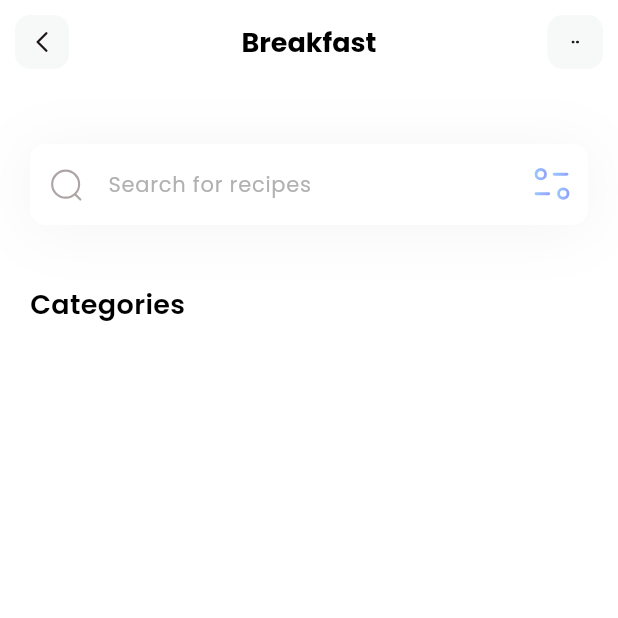
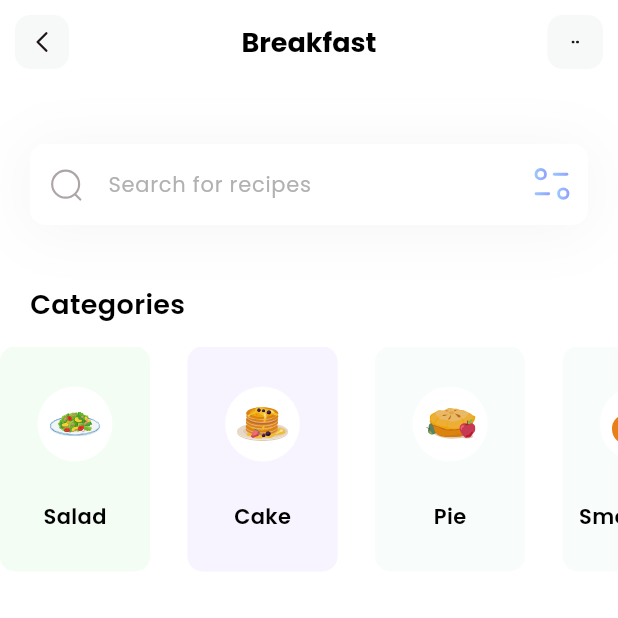
Before and after one commit to nuocmam75009/flutter1, a Flutter app: the screen it shows after launch, on a phone screen of 412 x 824 dp, the top half of it. Run offline on Flutter 3.47's test engine with Material 3 defaults, Android fonts, the phone set to English and light mode, and no system bars; our stand-ins replace flutter_svg.

Commit message:
implement the first 'categories' section

```diff
--- /dev/null
+++ b/lib/models/cat_models.dart
@@ -0,0 +1,51 @@
+import 'package:flutter/material.dart';
+
+class Category_Model {
+  String name;
+  String iconPath;
+  Color boxColor;
+
+  Category_Model({
+    required this.name,
+    required this.iconPath,
+    required this.boxColor,
+  });
+
+  static List<Category_Model> getCategories() {
+    List<Category_Model> categories = [];
+
+    categories.add(
+      Category_Model(
+        name: 'Salad',
+        iconPath: 'assets/icons/plate.svg',
+        boxColor: Color(0xFFD7FADA),
+      ),
+    );
+
+    categories.add(
+      Category_Model(
+        name: 'Cake',
+        iconPath: 'assets/icons/pancakes.svg',
+        boxColor: Color(0xFFE4D7FF),
+      ),
+    );
+
+    categories.add(
+      Category_Model(
+        name: 'Pie',
+        iconPath: 'assets/icons/pie.svg',
+        boxColor: Color(0xFFE9F7F1),
+      ),
+    );
+
+    categories.add(
+      Category_Model(
+        name: 'Smoothies',
+        iconPath: 'assets/icons/orange-snacks.svg',
+        boxColor: Color(0xFFE9F7F1),
+      ),
+    );
+
+    return categories;
+  }
+}
--- a/lib/pages/home.dart
+++ b/lib/pages/home.dart
@@ -1,12 +1,30 @@
+import 'package:flutter/foundation.dart';
 import 'package:flutter/material.dart';
 import 'package:flutter_svg/flutter_svg.dart';
+import 'package:flutter1/models/cat_models.dart';
 
-class HomePage extends StatelessWidget {
+class HomePage extends StatefulWidget {
   const HomePage({super.key});
 
+  @override
+  State<HomePage> createState() => _HomePageState();
+}
+
+class _HomePageState extends State<HomePage> {
+  List<Category_Model> categories = [];
+
+  void _getCategories() {
+    categories = Category_Model.getCategories();
+  }
+
+  @override
+  void initState() {
+    _getCategories();
+  }
 
   @override
   Widget build(BuildContext context) {
+    _getCategories();
     return Scaffold(
       appBar: appBar(),
       backgroundColor: Colors.white,
@@ -14,24 +32,72 @@ Widget build(BuildContext context) {
         crossAxisAlignment: CrossAxisAlignment.start,
         children: [
           searchBar(),
-        SizedBox(height: 40,),
-        Column(
+          SizedBox(height: 40),
+          _categoriesSection(),
+        ],
+      ),
+    );
+  }
+
+  Column _categoriesSection() {
+    return Column(
+          crossAxisAlignment: CrossAxisAlignment.start,
           children: [
             Padding(
-              padding: const EdgeInsets.only(left:20),
-              child: Text(
+              padding: const EdgeInsets.only(left: 20),
+              child: const Text(
                 'Categories',
-                style: const TextStyle(
-                  color:Colors.black,
+                style: TextStyle(
+                  color: Colors.black,
                   fontSize: 18,
                   fontWeight: FontWeight.w600,
                 ),
               ),
             ),
-          ],
+            SizedBox(height: 15),
+            Container(
+              height: 150,
+              child: ListView.separated(
+                itemCount: categories.length,
+                scrollDirection: Axis.horizontal,
+                separatorBuilder: (context, index) => const SizedBox(width: 25,),
+                itemBuilder: (context, index) {
+                  return Container(
+                    width: 100,
+                    decoration: BoxDecoration(
+                      color: categories[index].boxColor.withOpacity(0.3),
+                      borderRadius: BorderRadius.circular(10),
+                    ),
+                    child: Column(
+                      mainAxisAlignment: MainAxisAlignment.spaceEvenly,
+                      children: [
+                        Container(
+                          width: 50,
+                          height: 50,
+                          decoration: BoxDecoration(
+                            color: Colors.white,
+                            shape: BoxShape.circle
+                          ),
+                          child: Padding(
+                            padding: const EdgeInsets.all(8.0),
+                            child: SvgPicture.asset(categories[index].iconPath),
+                          ),
+                        ),
+                        Text(
+                          categories[index].name,
+                          style: TextStyle(
+                            color: Colors.black,
+                            fontSize: 14,
+                            fontWeight: FontWeight.w600,
+                          ),
                         ),
                       ],
                     ),
+                  );
+                },
+              ),
+            ),
+          ],
         );
   }
 
@@ -87,7 +153,7 @@ Container searchBar() {
         style: TextStyle(
             color: Colors.black, fontSize: 18, fontWeight: FontWeight.bold),
       ),
-      backgroundColor:Colors.white,
+      backgroundColor: Colors.white,
       elevation: 0.0,
       centerTitle: true,
       leading: GestureDetector(
```
Lines whose indentation alone changed are shown as unchanged.
